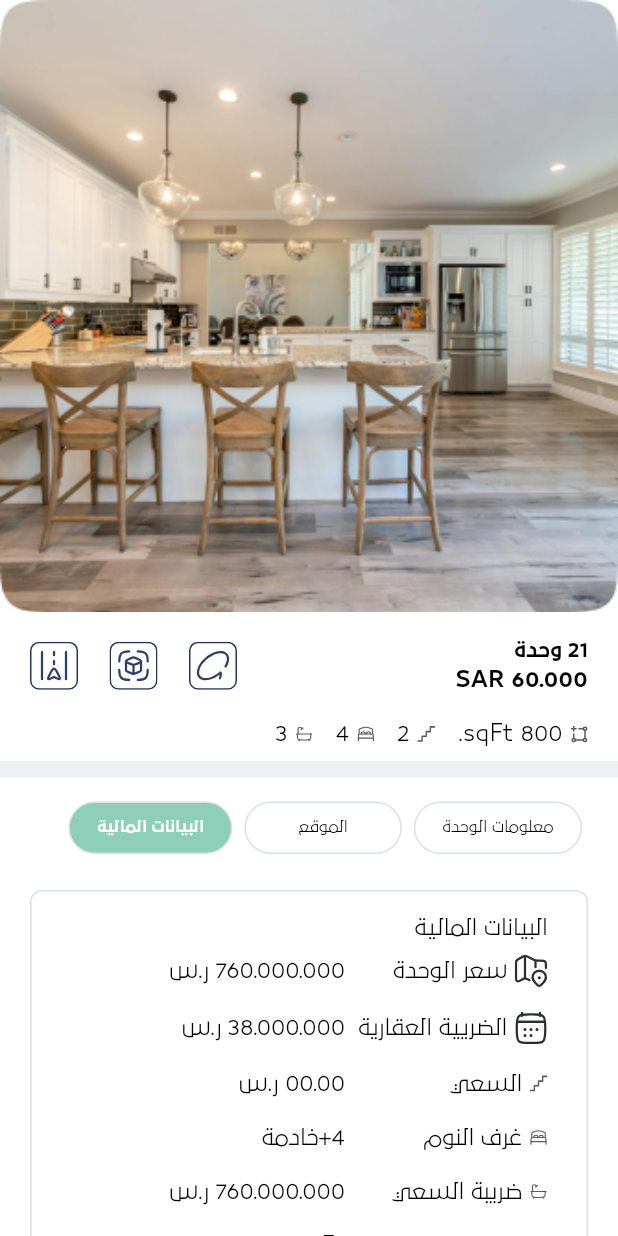
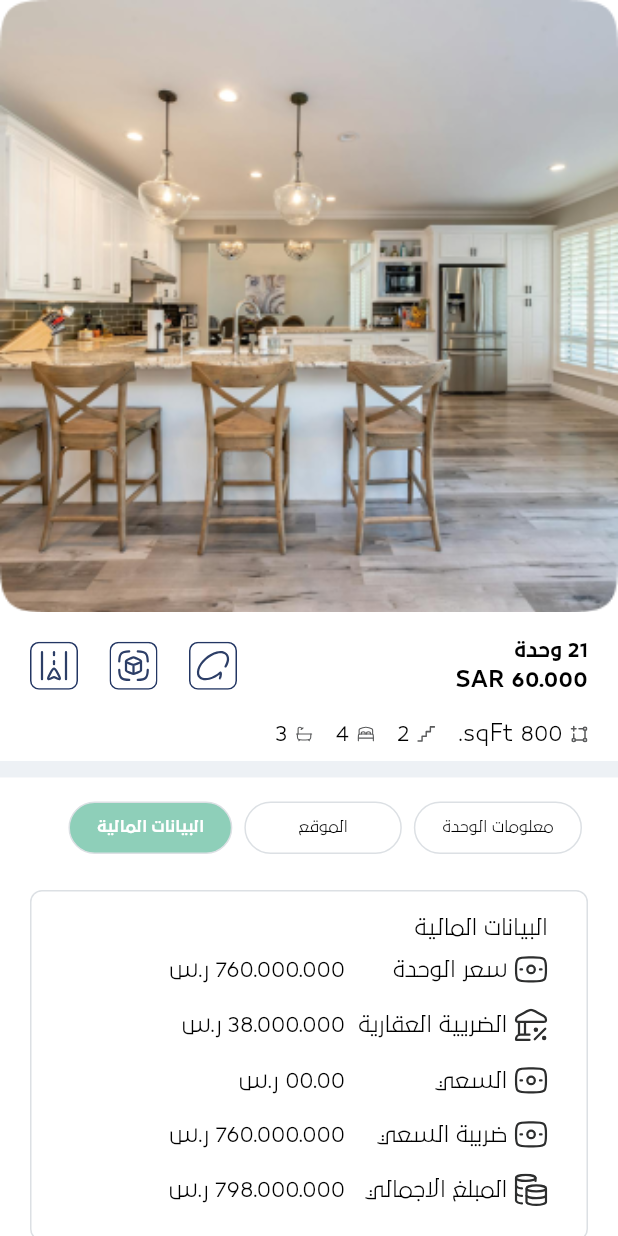
Before and after one commit to mohamedhanyyy/unitapp, a Flutter app: the OrderDetailsScreen screen opened directly, after a tap on "الموقع", after a tap on "البيانات المالية", on a phone screen of 412 x 824 dp. Run offline on Flutter 3.47's test engine with Material 3 defaults, Android fonts, the phone set to English and light mode, and no system bars; our stand-ins replace awesome_dialog, dartz, dio, easy_localization, flutter_bloc, flutter_screenutil and 8 more; missing offline and left inert: flutter_phone_direct_caller, new_version_plus; accounts and stored records are empty.

Commit message:
more widget

```diff
--- a/lib/core/resources/icons.dart
+++ b/lib/core/resources/icons.dart
@@ -32,7 +32,9 @@ class AppIcons {
   static const String date = '$_imageBase/date.svg';
   static const String money = '$_imageBase/money.svg';
   static const String aqarTax = '$_imageBase/aqarTax.svg';
+  static const String backButton = '$_imageBase/backButton.svg';
   static const String saee = '$_imageBase/saee.svg';
   static const String unitPrice = '$_imageBase/unitPrice.svg';
   static const String unitStatus = '$_imageBase/date.svg';
+  static const String radio = '$_imageBase/radio.svg';
 }
--- a/lib/core/resources/images.dart
+++ b/lib/core/resources/images.dart
@@ -3,5 +3,6 @@ class AppImages {
   static const String appLogo = '$_imageBase/logo.png';
   static const String home = '$_imageBase/home.png';
   static const String house = '$_imageBase/house.png';
+  static const String mapLocation = '$_imageBase/mapLocation.png';
   static const String cover = '$_imageBase/cover.png';
 }
--- a/lib/modules/more/presentation/screens/more_screen.dart
+++ b/lib/modules/more/presentation/screens/more_screen.dart
@@ -3,6 +3,7 @@ import 'package:unit/core/resources/images.dart';
 import 'package:unit/modules/more/presentation/widgets/profile_item_widget.dart';
 
 import '../../../../core/resources/icons.dart';
+import 'notifications_screen.dart';
 
 class MoreScreen extends StatelessWidget {
   const MoreScreen({super.key});
@@ -18,7 +19,7 @@ class MoreScreen extends StatelessWidget {
               fit: BoxFit.fill, width: double.infinity),
           const SizedBox(height: 15),
           const ProfileItemWidget(
-              name: 'notifications', icon: AppIcons.alarm, page: Text("")),
+              name: 'notifications', icon: AppIcons.alarm, page: NotificationsScreen()),
           const ProfileItemWidget(
               name: 'profile', icon: AppIcons.profile, page: Text("")),
           const ProfileItemWidget(
--- a/lib/modules/orders/presentation/screens/order_details_screen.dart
+++ b/lib/modules/orders/presentation/screens/order_details_screen.dart
@@ -1,6 +1,7 @@
 import 'package:flutter/material.dart';
 import 'package:flutter_svg/flutter_svg.dart';
 import 'package:unit/core/resources/styles.dart';
+import 'package:unit/shared/widgets/custom_button.dart';
 import '../../../../core/resources/colors.dart';
 import '../../../../core/resources/icons.dart';
 import '../../../../shared/widgets/custom_divider.dart';
@@ -37,13 +38,13 @@ class _OrderDetailsScreenState extends State<OrderDetailsScreen> {
                     children: [
                       Text(
                         "21 وحدة",
-                        style:
-                            TextStyle(fontWeight: FontWeight.w700, fontSize: 13),
+                        style: TextStyle(
+                            fontWeight: FontWeight.w700, fontSize: 13),
                       ),
                       Text(
                         "SAR 60.000",
-                        style:
-                            TextStyle(fontWeight: FontWeight.w700, fontSize: 14),
+                        style: TextStyle(
+                            fontWeight: FontWeight.w700, fontSize: 14),
                       ),
                     ],
                   ),
@@ -53,7 +54,6 @@ class _OrderDetailsScreenState extends State<OrderDetailsScreen> {
                     padding: const EdgeInsets.symmetric(horizontal: 21),
                     child: SvgPicture.asset(AppIcons.details2),
                   ),
-
                   SvgPicture.asset(AppIcons.details3),
                 ],
               ),
@@ -62,7 +62,7 @@ class _OrderDetailsScreenState extends State<OrderDetailsScreen> {
               padding: EdgeInsets.symmetric(horizontal: 20),
               child: HouseInfo(laddar: 2, bathroom: 3, bedroom: 4, square: 800),
             ),
-            BlueDivider(),
+            const BlueDivider(),
             Container(
               height: 35,
               margin: const EdgeInsets.only(left: 20, right: 20, bottom: 24),
@@ -103,11 +103,27 @@ class _OrderDetailsScreenState extends State<OrderDetailsScreen> {
               ),
             ),
             if (selectedIndex == 0)
-              UnitDetailsWidget()
+              const UnitDetailsWidget()
             else if (selectedIndex == 1)
-              UnitLocationWidget()
+              const UnitLocationWidget()
             else if (selectedIndex == 2)
-              UnitFinancialDetailsWidget()
+              const UnitFinancialDetailsWidget(),
+            Padding(
+              padding: const EdgeInsets.only(left: 20,right: 20,bottom: 50,top: 20),
+              child: Row(
+                children: [
+                  Flexible(
+                      child: CustomElevatedButton(
+                          onTap: () {}, buttonText: 'تملك الان')),
+                  const SizedBox(width: 16),
+                  Flexible(
+                      child: CustomElevatedButton(
+                        color: AppColors.whiteColor,
+                          fontColor: AppColors.primaryColor,
+                          onTap: () {}, buttonText: 'طلب جولة')),
+                ],
+              ),
+            )
           ],
         ),
       ),
--- a/lib/modules/orders/presentation/widgets/unit_financial_details_widget.dart
+++ b/lib/modules/orders/presentation/widgets/unit_financial_details_widget.dart
@@ -26,13 +26,11 @@ class UnitFinancialDetailsWidget extends StatelessWidget {
             crossAxisAlignment: CrossAxisAlignment.start,
             children: [
               Text("البيانات المالية".tr(), style: black14W400),
-              buildRow(AppIcons.city, "سعر الوحدة", "760.000.000 ر.س"),
-              buildRow(AppIcons.unitStatus, "الضريية العقارية", "38.000.000 ر.س"),
-              buildRow(AppIcons.laddar, "السعي", "00.00 ر.س"),
-              buildRow(AppIcons.bedroom, "غرف النوم", "4+خادمة"),
-              buildRow(AppIcons.bathroom, "ضريبة السعي", "760.000.000 ر.س"),
-              buildRow(AppIcons.square, "مساحة", "800sqFt."),
-              buildRow(AppIcons.date, "المبلغ الاجمالي", "798.000.000 ر.س"),
+              buildRow(AppIcons.unitPrice, "سعر الوحدة", "760.000.000 ر.س"),
+              buildRow(AppIcons.aqarTax, "الضريية العقارية", "38.000.000 ر.س"),
+              buildRow(AppIcons.saee, "السعي", "00.00 ر.س"),
+              buildRow(AppIcons.saee, "ضريبة السعي", "760.000.000 ر.س"),
+              buildRow(AppIcons.money, "المبلغ الاجمالي", "798.000.000 ر.س"),
             ],
           ),
         ),
--- a/lib/modules/orders/presentation/widgets/unit_location_widget.dart
+++ b/lib/modules/orders/presentation/widgets/unit_location_widget.dart
@@ -1,10 +1,51 @@
 import 'package:flutter/material.dart';
+import 'package:flutter_svg/flutter_svg.dart';
+import 'package:unit/core/resources/colors.dart';
+import 'package:unit/shared/widgets/custom_button.dart';
+
+import '../../../../core/resources/icons.dart';
+import '../../../../core/resources/images.dart';
 
 class UnitLocationWidget extends StatelessWidget {
   const UnitLocationWidget({super.key});
 
   @override
   Widget build(BuildContext context) {
-    return Text("");
+    return Padding(
+      padding: const EdgeInsets.symmetric(horizontal: 20),
+      child: Column(
+        crossAxisAlignment: CrossAxisAlignment.start,
+        children: [
+          const Text("عرض علي الخريطة"),
+          const SizedBox(height: 5),
+          Row(
+            children: [
+              SvgPicture.asset(AppIcons.location),
+              const SizedBox(width: 5),
+              const Text("الرياض - حي الصفا")
+            ],
+          ),
+          Padding(
+            padding: const EdgeInsets.only(top: 20, bottom: 10),
+            child: Stack(
+              alignment: Alignment.center,
+              children: [
+                Image.asset(AppImages.mapLocation,
+                    fit: BoxFit.cover, width: double.infinity),
+                CustomElevatedButton(
+                  onTap: () {},
+                  buttonText: 'موقع على الخريطة',
+                  fontColor: AppColors.whiteColor,
+                  color: AppColors.greenColor,
+                  borderColor: AppColors.greenColor,
+                  padding: 85,
+                  borderRadius: 25,
+                )
+              ],
+            ),
+          )
+        ],
+      ),
+    );
   }
 }
--- a/lib/modules/saves/presentation/screens/saves_screen.dart
+++ b/lib/modules/saves/presentation/screens/saves_screen.dart
@@ -41,7 +41,7 @@ class _SavesScreenState extends State<SavesScreen> {
                 padding: EdgeInsets.symmetric(vertical: 10),
                 child: SavedItemWidget(),
               ),
-              SavedItemWidget(),
+              const SavedItemWidget(),
 
             ],
           ),
--- a/lib/modules/search/presentation/screens/search_screen.dart
+++ b/lib/modules/search/presentation/screens/search_screen.dart
@@ -1,5 +1,4 @@
 import 'dart:async';
-import 'package:flutter/cupertino.dart';
 import 'package:flutter/material.dart';
 import 'package:flutter_svg/flutter_svg.dart';
 import 'package:google_maps_flutter/google_maps_flutter.dart';
```
Also changed, not shown: lib/modules/more/presentation/screens/notifications_screen.dart (added, +26 -0 lines), lib/shared/widgets/custom_appbar.dart (+27 -12 lines), assets/icons/backButton.svg (added), assets/icons/radio.svg (added), assets/images/mapLocation.png (added).
